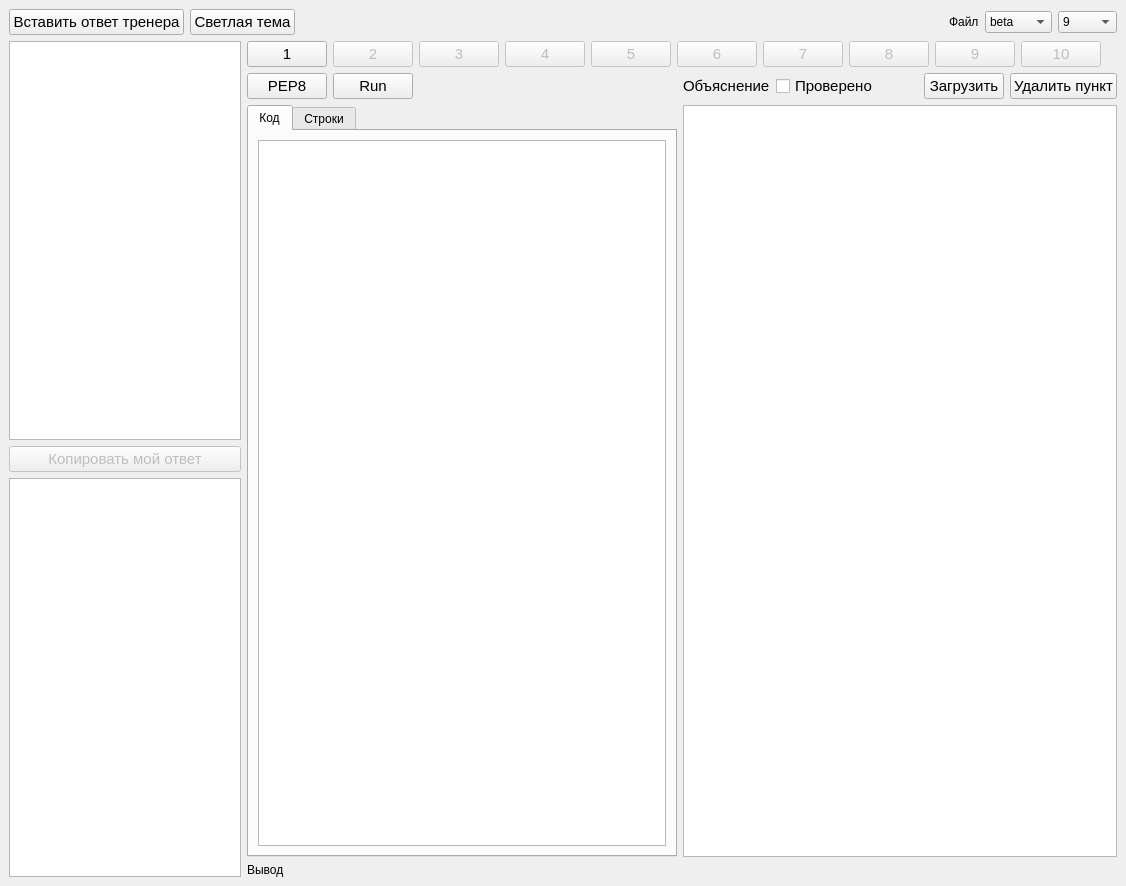
Above: mainwindow.ui from grigvlwork/syntax123 before the change. Below: the same form after it.
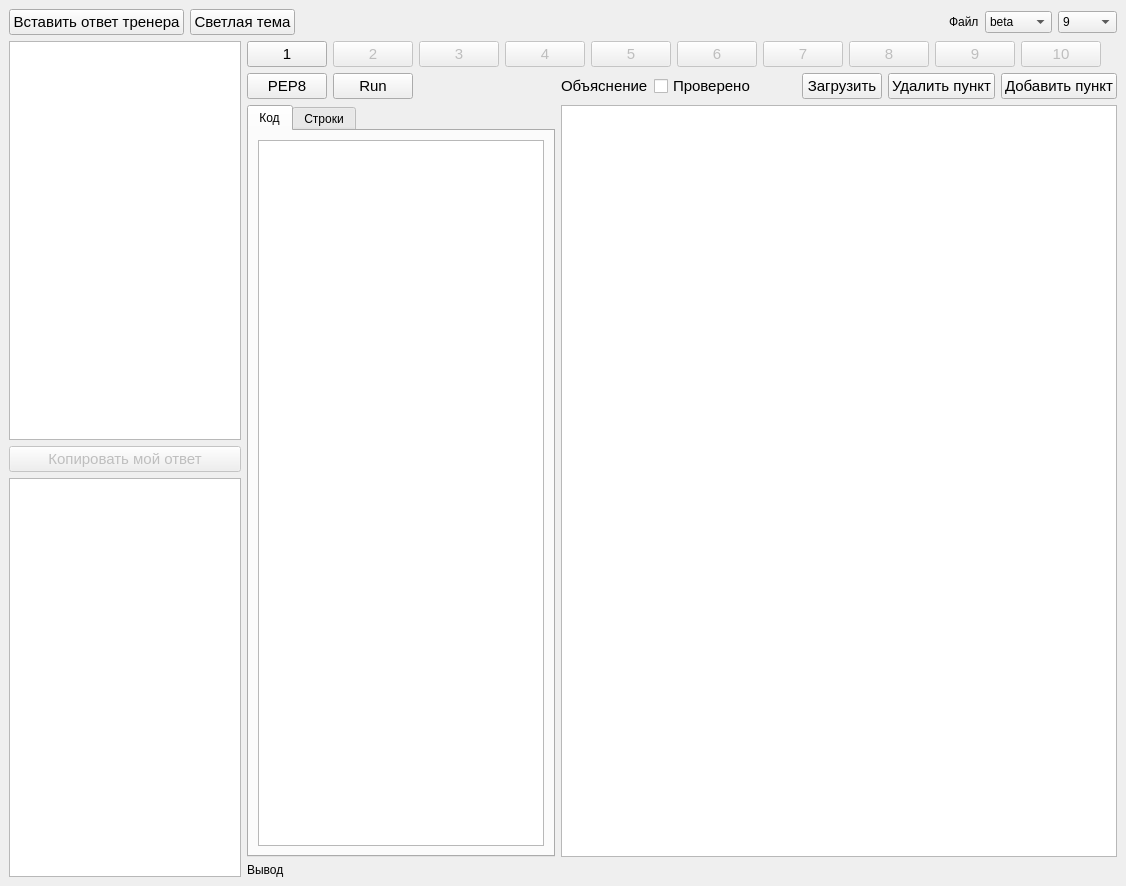
That is the form after the change. Icons and pictures are not drawn.

Diff of the .ui file:
```diff
--- a/mainwindow.ui
+++ b/mainwindow.ui
@@ -637,6 +637,18 @@
                 </property>
                </widget>
               </item>
+              <item>
+               <widget class="QPushButton" name="add_part_btn">
+                <property name="font">
+                 <font>
+                  <pointsize>11</pointsize>
+                 </font>
+                </property>
+                <property name="text">
+                 <string>Добавить пункт</string>
+                </property>
+               </widget>
+              </item>
              </layout>
             </item>
             <item>
```
